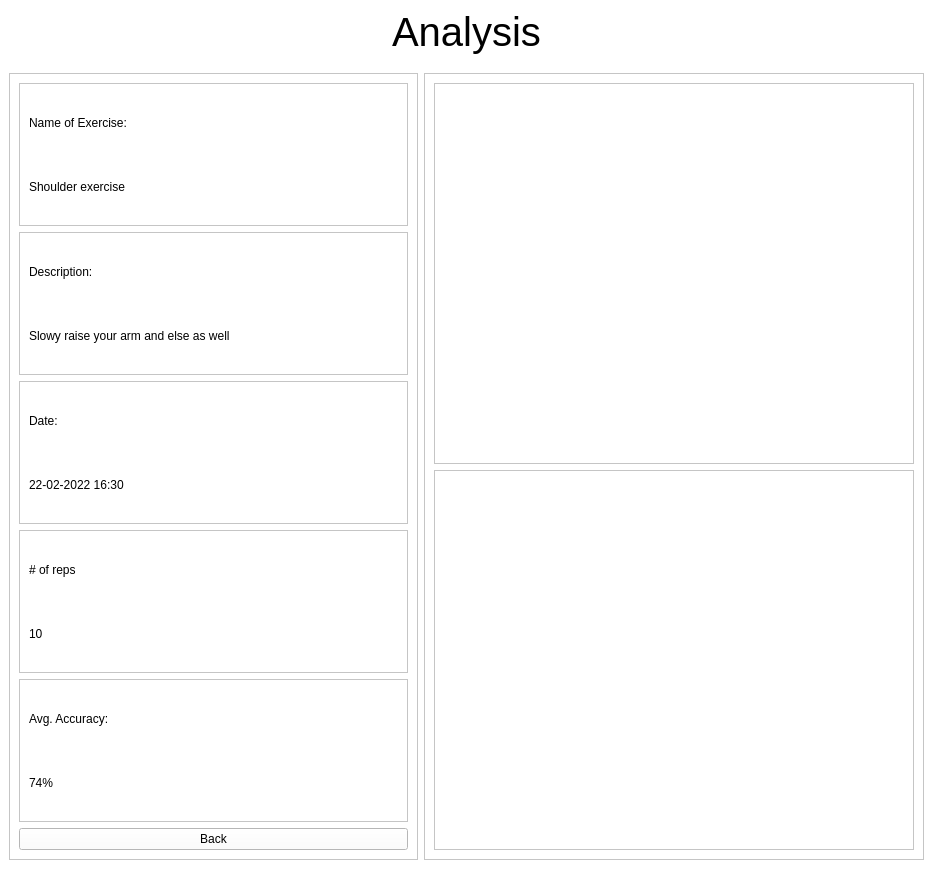
Before: the Qt Designer form copyclare/ui/analysis.ui in MotionInput/Team14-CopyClare, drawn with Qt 5.
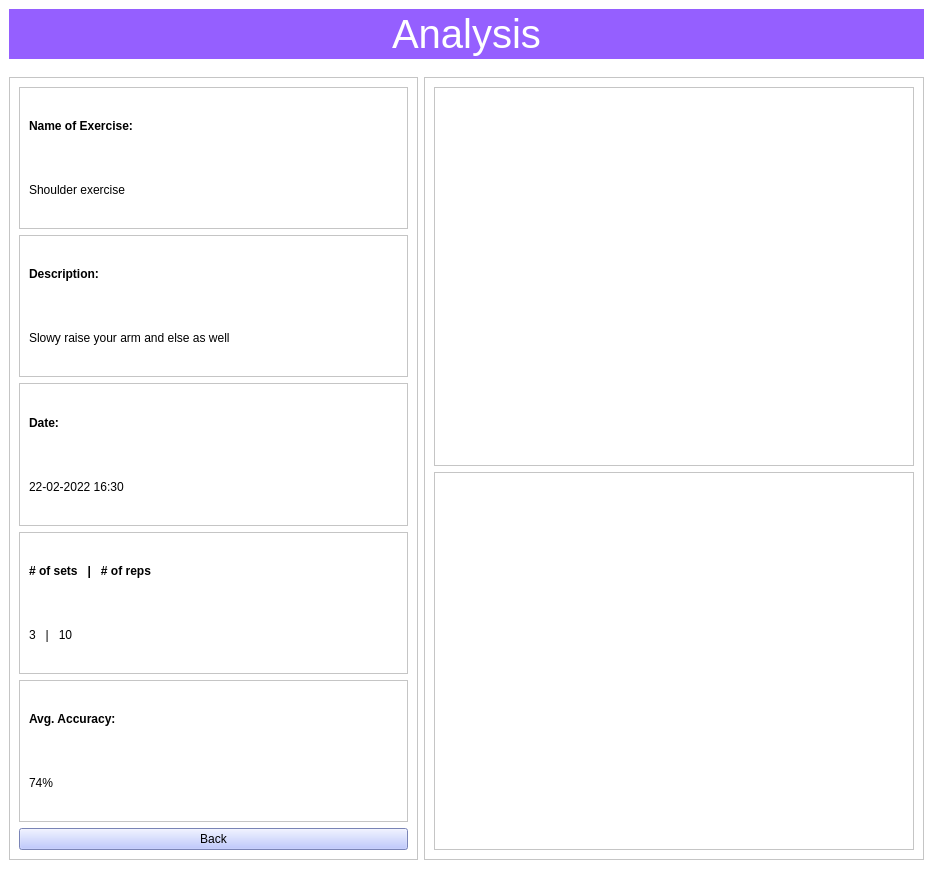
After: the same form once the commit is applied.

Commit message: cute-ify analysis page

Diff of the .ui file:
```diff
--- a/copyclare/ui/analysis.ui
+++ b/copyclare/ui/analysis.ui
@@ -64,6 +64,12 @@
      <layout class="QHBoxLayout" name="horizontalLayout">
       <item>
        <widget class="QLabel" name="title">
+        <property name="minimumSize">
+         <size>
+          <width>0</width>
+          <height>50</height>
+         </size>
+        </property>
         <property name="font">
          <font>
           <pointsize>30</pointsize>
@@ -71,8 +77,8 @@
         </property>
         <property name="styleSheet">
          <string notr="true">QLabel{
-	color: #000000;
-
+	color: #ffffff;
+	background-color: #955fff;
 }</string>
         </property>
         <property name="text">
@@ -139,6 +145,12 @@
               <layout class="QVBoxLayout" name="verticalLayout_5">
                <item>
                 <widget class="QLabel" name="name_frame_title">
+                 <property name="font">
+                  <font>
+                   <weight>75</weight>
+                   <bold>true</bold>
+                  </font>
+                 </property>
                  <property name="text">
                   <string>Name of Exercise:</string>
                  </property>
@@ -165,6 +177,12 @@
               <layout class="QVBoxLayout" name="verticalLayout_8">
                <item>
                 <widget class="QLabel" name="descriptions_frame_title">
+                 <property name="font">
+                  <font>
+                   <weight>75</weight>
+                   <bold>true</bold>
+                  </font>
+                 </property>
                  <property name="text">
                   <string>Description:</string>
                  </property>
@@ -191,6 +209,12 @@
               <layout class="QVBoxLayout" name="verticalLayout_6">
                <item>
                 <widget class="QLabel" name="date_frame_title">
+                 <property name="font">
+                  <font>
+                   <weight>75</weight>
+                   <bold>true</bold>
+                  </font>
+                 </property>
                  <property name="text">
                   <string>Date:</string>
                  </property>
@@ -217,15 +241,21 @@
               <layout class="QVBoxLayout" name="verticalLayout_7">
                <item>
                 <widget class="QLabel" name="repetitions_frame_title">
+                 <property name="font">
+                  <font>
+                   <weight>75</weight>
+                   <bold>true</bold>
+                  </font>
+                 </property>
                  <property name="text">
-                  <string># of reps</string>
+                  <string># of sets   |   # of reps</string>
                  </property>
                 </widget>
                </item>
                <item>
                 <widget class="QLabel" name="repetitions">
                  <property name="text">
-                  <string>10</string>
+                  <string>3   |   10</string>
                  </property>
                 </widget>
                </item>
@@ -243,6 +273,12 @@
               <layout class="QVBoxLayout" name="verticalLayout_4">
                <item>
                 <widget class="QLabel" name="accuracy_frame_title">
+                 <property name="font">
+                  <font>
+                   <weight>75</weight>
+                   <bold>true</bold>
+                  </font>
+                 </property>
                  <property name="text">
                   <string>Avg. Accuracy:</string>
                  </property>
@@ -260,6 +296,9 @@
             </item>
             <item>
              <widget class="QPushButton" name="back_button">
+              <property name="styleSheet">
+               <string notr="true">background-color: rgb(171, 185, 255);</string>
+              </property>
               <property name="text">
                <string>Back</string>
               </property>
```
